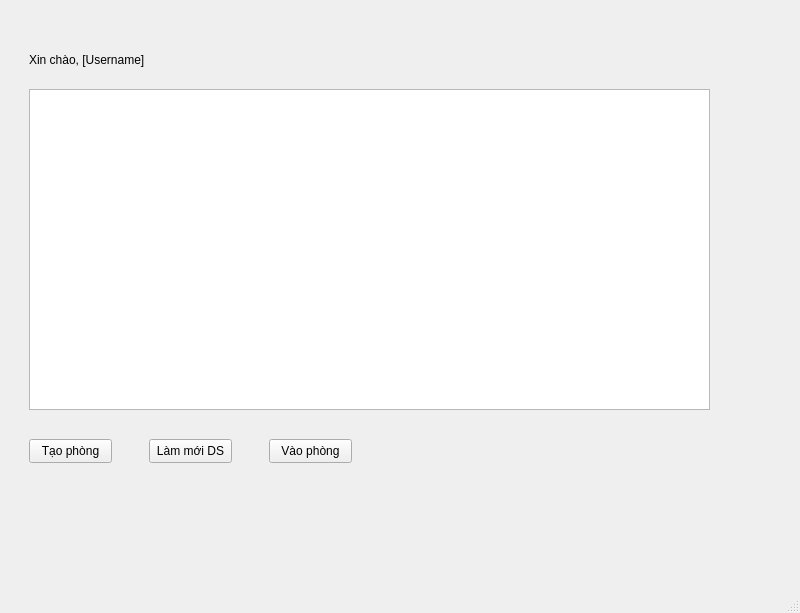
This is AuctionClient/mainwindow.ui in nhatsonle/LAN_BiddingSystem as Qt 5 draws it before an edit. The edited form follows.
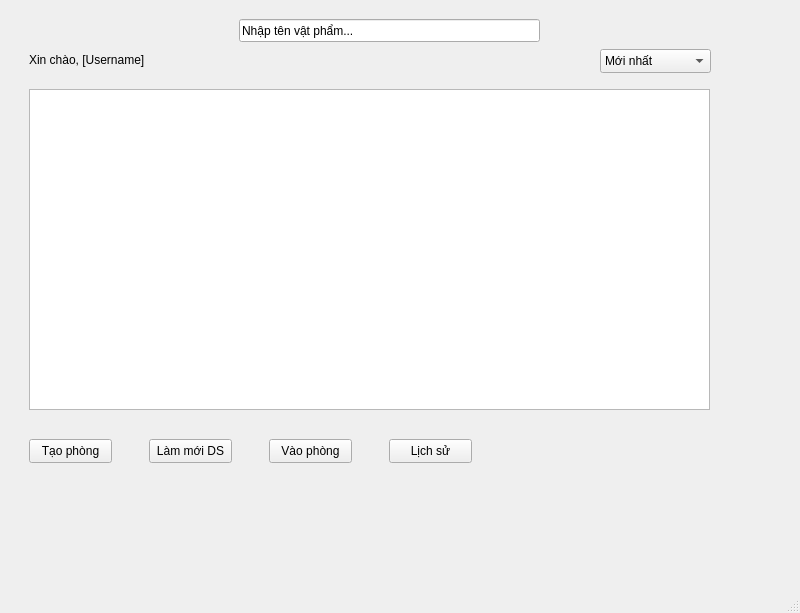
This is the edited form. The open tabs and pages were chosen to show the change.

Commit message: feat: Add history viewing and search functionality in MainWindow

The edit to the form file:
```diff
--- a/AuctionClient/mainwindow.ui
+++ b/AuctionClient/mainwindow.ui
@@ -138,6 +138,57 @@
          <string>Vào phòng</string>
         </property>
        </widget>
+       <widget class="QPushButton" name="btnHistory">
+        <property name="geometry">
+         <rect>
+          <x>380</x>
+          <y>430</y>
+          <width>83</width>
+          <height>24</height>
+         </rect>
+        </property>
+        <property name="text">
+         <string>Lịch sử</string>
+        </property>
+       </widget>
+       <widget class="QLineEdit" name="txtSearch">
+        <property name="geometry">
+         <rect>
+          <x>230</x>
+          <y>10</y>
+          <width>301</width>
+          <height>23</height>
+         </rect>
+        </property>
+        <property name="text">
+         <string>Nhập tên vật phẩm...</string>
+        </property>
+       </widget>
+       <widget class="QComboBox" name="cboSort">
+        <property name="geometry">
+         <rect>
+          <x>591</x>
+          <y>40</y>
+          <width>111</width>
+          <height>24</height>
+         </rect>
+        </property>
+        <item>
+         <property name="text">
+          <string>Mới nhất</string>
+         </property>
+        </item>
+        <item>
+         <property name="text">
+          <string>Giá tăng </string>
+         </property>
+        </item>
+        <item>
+         <property name="text">
+          <string>Giá giảm dần</string>
+         </property>
+        </item>
+       </widget>
       </widget>
       <widget class="QWidget" name="pageRoom">
        <widget class="QLabel" name="lblRoomName">
```
Left out of the diff: 24 changed lines with no effect on the pictures. The commit also changes 6 other files.
